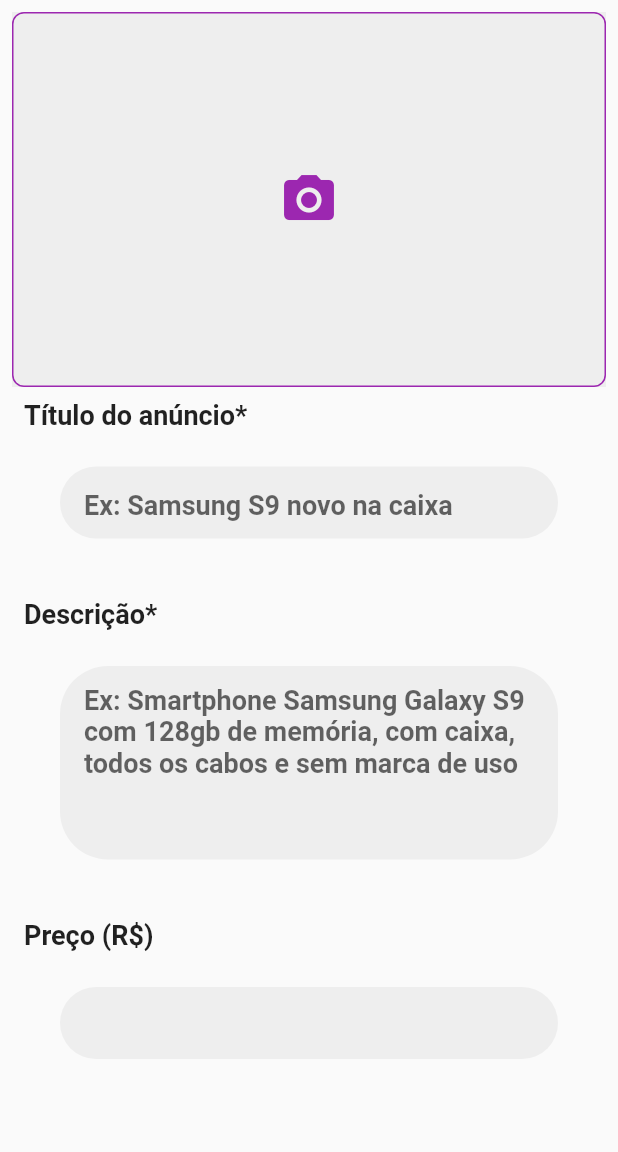
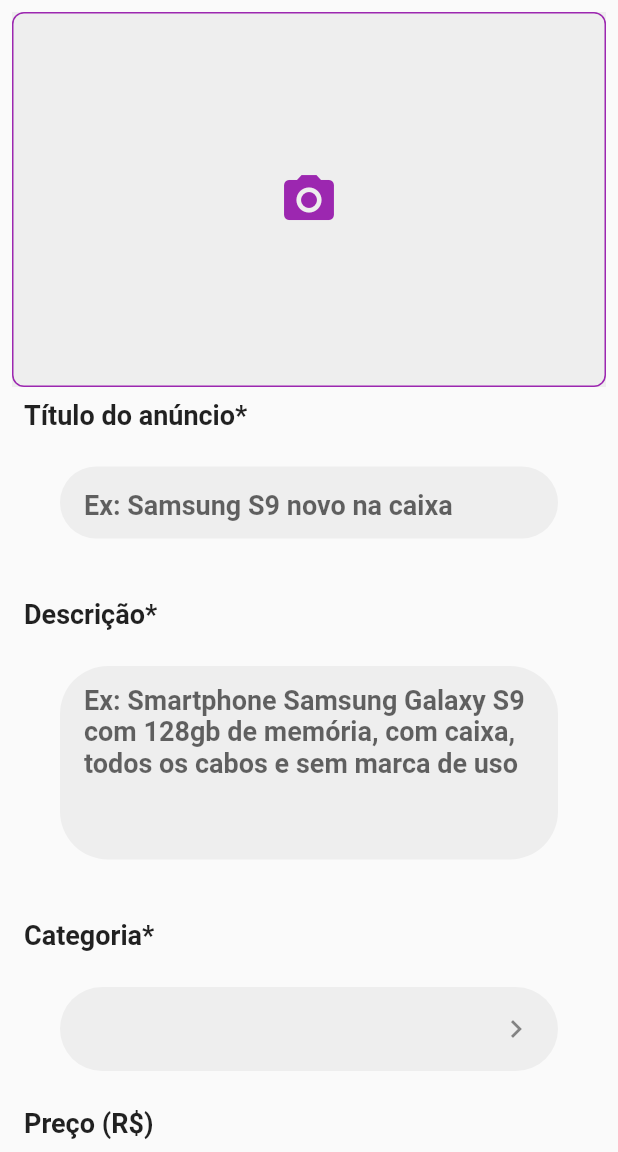
Before and after one commit to leandroCv-25/oxl_clone, a Flutter app: the screen it shows after launch, swiped to page 2, on a phone screen of 412 x 824 dp, the part 84-1236 px from its top. Run offline on Flutter 3.47's test engine with Material 2 defaults, Android fonts, the phone set to English and light mode, and no system bars; our stand-ins replace dio, flutter_dotenv, flutter_mobx, get_it, image_cropper, image_picker and 2 more; accounts and stored records are empty; generated files the repository leaves out were written again; network calls fail.

Commit message:
Category screen and UF repository

```diff
--- a/lib/main.dart
+++ b/lib/main.dart
@@ -5,6 +5,7 @@ import 'package:olx_clone/screens/base/base_screen.dart';
 import 'package:parse_server_sdk_flutter/parse_server_sdk.dart';
 import 'package:flutter_dotenv/flutter_dotenv.dart';
 
+import 'observables/categories/categories_store.dart';
 import 'observables/user_manager/user_manager.dart';
 
 void main() async {
@@ -24,6 +25,7 @@ void main() async {
 setUpLocators() {
   GetIt.I.registerSingleton(BaseScreenNavigation());
   GetIt.I.registerSingleton(UserManager());
+  GetIt.I.registerSingleton(CategoriesStore());
 }
 
 class MyApp extends StatelessWidget {
--- /dev/null
+++ b/lib/models/category.dart
@@ -0,0 +1,6 @@
+class Category {
+  Category({required this.id, required this.description});
+
+  final String id;
+  final String description;
+}
--- a/lib/repositories/table_keys.dart
+++ b/lib/repositories/table_keys.dart
@@ -3,3 +3,7 @@ const keyUserId = "Id";
 const keyUserEmail = "email";
 const keyUserType = "user_type";
 const keyUserCreateAt = "CreatedAt";
+
+const keyCategoryTable = 'Categories';
+const keyCategoryDescription = 'Description';
+const keyCategoryId = 'objectId';
--- a/lib/screens/create__ad/create_ad_screen.dart
+++ b/lib/screens/create__ad/create_ad_screen.dart
@@ -1,4 +1,5 @@
 import 'package:flutter/material.dart';
+import 'package:olx_clone/screens/create__ad/widgets/category_field.dart';
 import 'package:olx_clone/screens/create__ad/widgets/images_fields.dart';
 import 'package:olx_clone/widgets/app_drawer/app_drawer.dart';
 
@@ -36,6 +37,7 @@ class CreateAdScreen extends StatelessWidget {
             onChanged: (_) {},
             enabled: true,
           ),
+          CategoryField(createAdStore: _createAdStore),
           AppTextField(
             title: "Preço (R\$)",
             textInputType: const TextInputType.numberWithOptions(decimal: true),
--- /dev/null
+++ b/lib/screens/create__ad/widgets/category_field.dart
@@ -0,0 +1,61 @@
+import 'package:flutter/material.dart';
+import 'package:flutter_mobx/flutter_mobx.dart';
+import 'package:olx_clone/screens/category/category_screen.dart';
+
+import '../../../observables/create_ad_store/create_ad_store.dart';
+
+class CategoryField extends StatelessWidget {
+  const CategoryField({super.key, required this.createAdStore});
+
+  final CreateAdStore createAdStore;
+
+  @override
+  Widget build(BuildContext context) {
+    return Column(
+      crossAxisAlignment: CrossAxisAlignment.start,
+      children: [
+        Observer(builder: (context) {
+          return Column(
+            crossAxisAlignment: CrossAxisAlignment.start,
+            children: [
+              Padding(
+                padding: const EdgeInsets.all(8.0),
+                child: Text('Categoria*',
+                    style: Theme.of(context).textTheme.bodyText1),
+              ),
+              Padding(
+                padding:
+                    const EdgeInsets.symmetric(horizontal: 32, vertical: 16),
+                child: Container(
+                  decoration: BoxDecoration(
+                    shape: BoxShape.rectangle,
+                    color: Colors.grey[200],
+                    borderRadius: BorderRadius.circular(32),
+                  ),
+                  child: ListTile(
+                    title: (createAdStore.category == null)
+                        ? null
+                        : Text(
+                            createAdStore.category!.description,
+                            style: Theme.of(context).textTheme.bodyText1,
+                          ),
+                    trailing: const Icon(Icons.keyboard_arrow_right),
+                    onTap: () async {
+                      final category = await showDialog(
+                        context: context,
+                        builder: (context) =>
+                            CategoryScreen(selected: createAdStore.category),
+                      );
+
+                      if (category != null) createAdStore.setCategory(category);
+                    },
+                  ),
+                ),
+              ),
+            ],
+          );
+        }),
+      ],
+    );
+  }
+}
--- a/pubspec.yaml
+++ b/pubspec.yaml
@@ -41,6 +41,7 @@ dependencies:
   get_it: ^7.2.0
   image_picker: ^0.8.5+3
   image_cropper: ^3.0.0
+  dio: ^4.0.6
 
 dev_dependencies:
   flutter_test:
```
Also changed, not shown: lib/models/uf.dart (added, +13 -0 lines), lib/observables/categories/categories_store.dart (added, +40 -0 lines), lib/observables/create_ad_store/create_ad_store.dart (+7 -0 lines), lib/repositories/category_repository.dart (added, +25 -0 lines), lib/repositories/ibge_repository.dart (added, +26 -0 lines), lib/screens/category/category_screen.dart (added, +67 -0 lines), lib/observables/categories/categories_store.g.dart (added), lib/observables/create_ad_store/create_ad_store.g.dart, pubspec.lock.
